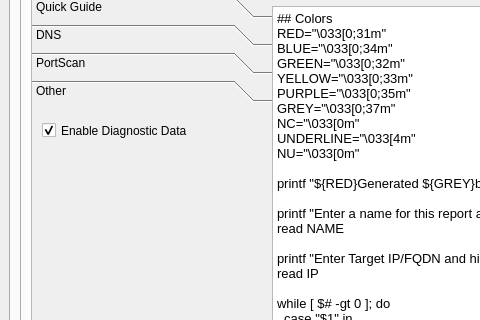
This is gui.ui in ryanq47/WhisperNet as Qt 5 draws it before an edit; both pictures show x 0 to 480 and y 103 to 423 of the 1346 by 806 pixel window. The edited form follows.
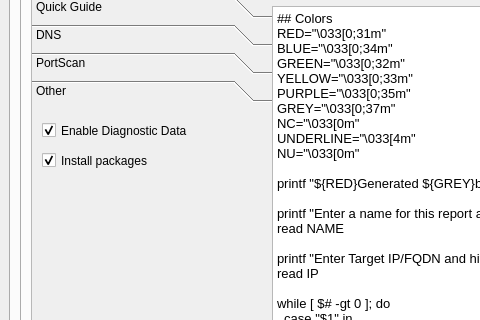
This is the edited form. Icons and pictures are not drawn.

Diff of the .ui file:
```diff
--- a/gui.ui
+++ b/gui.ui
@@ -2199,6 +2199,25 @@
                    <bool>true</bool>
                   </property>
                  </widget>
+                 <widget class="QCheckBox" name="bashbuild_installpackages">
+                  <property name="geometry">
+                   <rect>
+                    <x>10</x>
+                    <y>40</y>
+                    <width>211</width>
+                    <height>25</height>
+                   </rect>
+                  </property>
+                  <property name="toolTip">
+                   <string>Includes code to install packages. use --install when running the script</string>
+                  </property>
+                  <property name="text">
+                   <string>Install packages</string>
+                  </property>
+                  <property name="checked">
+                   <bool>true</bool>
+                  </property>
+                 </widget>
                 </widget>
                 <widget class="QWidget" name="page_5">
                  <property name="geometry">
```
